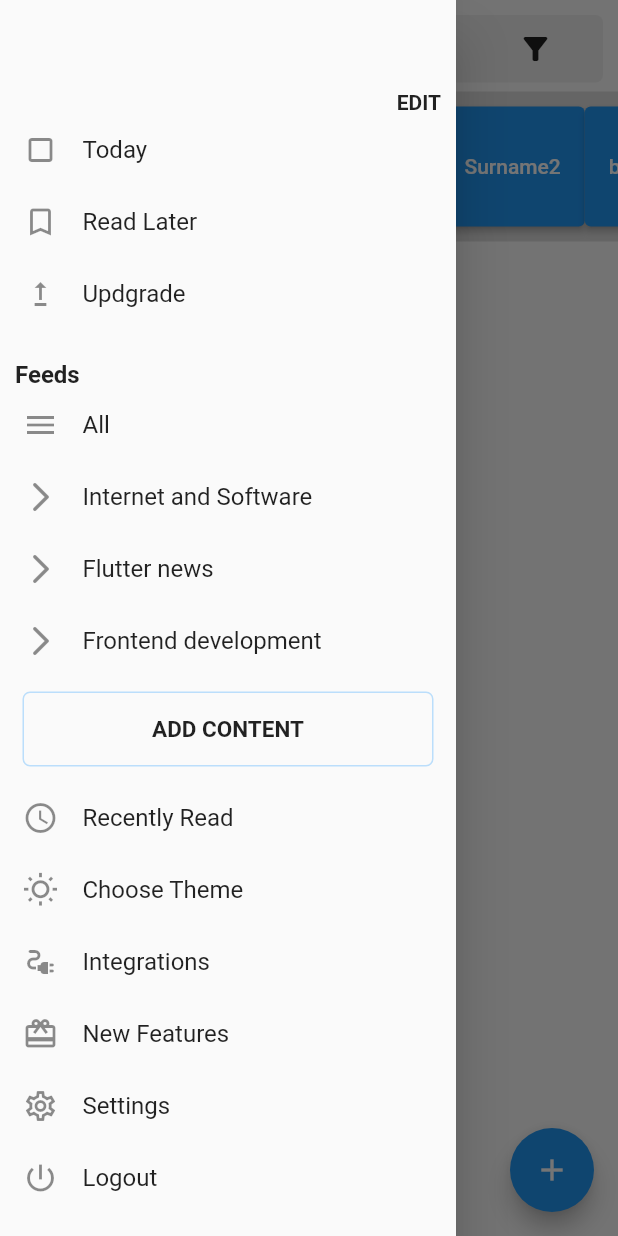
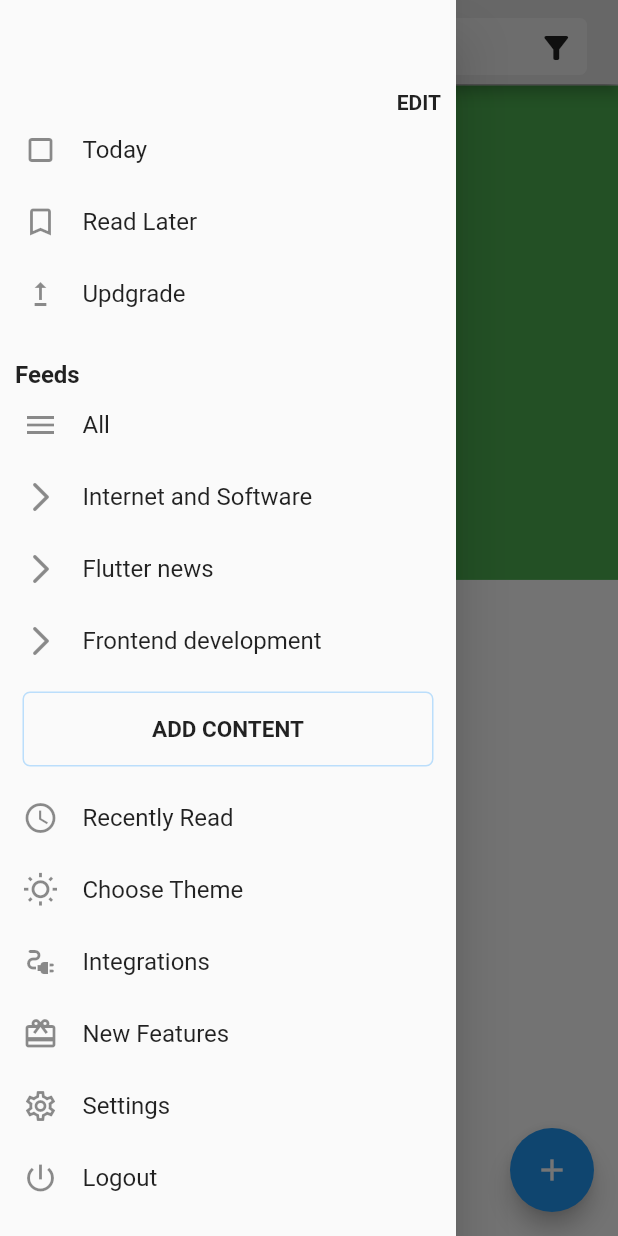
Before and after one commit to eloicasamayor/BirthdayReminder, a Flutter app: the screen it shows after launch, with the side drawer open, on a phone screen of 412 x 824 dp. Run offline on Flutter 3.47's test engine with Material 2 defaults, Android fonts, the phone set to English and light mode, and no system bars; our stand-ins replace flutter_datetime_picker, sqflite; accounts and stored records are empty.

Commit message:
appbar with searchbar, drawer menu and filters switch

```diff
--- a/lib/screens/home_screen.dart
+++ b/lib/screens/home_screen.dart
@@ -16,16 +16,15 @@ class MyHomePage extends StatefulWidget {
   _MyHomePageState createState() => _MyHomePageState();
 }
 
-class _MyHomePageState extends State<MyHomePage> {
+class _MyHomePageState extends State<MyHomePage> with TickerProviderStateMixin {
   orderAniversariBy ordenar = orderAniversariBy.id;
-  @override
-  void initState() {
-    super.initState();
-  }
+  TextEditingController _searchFieldController = TextEditingController();
+  var seeFilters = false;
 
   @override
   Widget build(BuildContext context) {
     var _listAniversaris;
+
     switch (ordenar) {
       case orderAniversariBy.id:
         {
@@ -71,27 +70,35 @@ class _MyHomePageState extends State<MyHomePage> {
     return Scaffold(
       key: _scaffoldKey,
       drawer: LateralMenu(),
-      body: SafeArea(
-        child: Column(
-          children: [
-            Container(
-              height: 45,
-              margin: EdgeInsets.only(top: 10, bottom: 6, right: 10, left: 10),
-              padding: EdgeInsets.symmetric(horizontal: 3),
+      appBar: AppBar(
+        flexibleSpace: SafeArea(
+          child: Container(
+            margin: EdgeInsets.only(
+              top: 12,
+              bottom: 6,
+              right: MediaQuery.of(context).size.width * 0.05,
+              left: MediaQuery.of(context).size.width * 0.05,
+            ),
+            padding: EdgeInsets.symmetric(horizontal: 0),
             decoration: BoxDecoration(
               color: Colors.grey[200],
               borderRadius: BorderRadius.circular(5),
             ),
             child: Row(
               children: [
-                  IconButton(
+                Container(
+                  width: MediaQuery.of(context).size.width * 0.1,
+                  child: IconButton(
                     onPressed: () => _scaffoldKey.currentState!.openDrawer(),
                     icon: Icon(Icons.menu),
                   ),
+                ),
                 Container(
                   height: 50,
-                    width: MediaQuery.of(context).size.width * 0.66,
+                  width: MediaQuery.of(context).size.width * 0.7,
                   child: TextField(
+                    controller: _searchFieldController,
+                    key: Key('searchTextField'),
                     decoration: InputDecoration(
                       isDense: true,
                       border: InputBorder.none,
@@ -109,16 +116,36 @@ class _MyHomePageState extends State<MyHomePage> {
                     ),
                   ),
                 ),
-                  IconButton(
-                    onPressed: () {},
-                    icon: Icon(Icons.filter_alt),
+                Container(
+                  width: MediaQuery.of(context).size.width * 0.1,
+                  alignment: Alignment.center,
+                  child: IconButton(
+                    onPressed: () {
+                      setState(() {
+                        seeFilters = !seeFilters;
+                      });
+                    },
+                    icon: Icon(
+                      Icons.filter_alt,
+                      color: seeFilters ? Colors.amber : Colors.black87,
+                    ),
+                  ),
                 ),
               ],
             ),
           ),
+        ),
+
+        automaticallyImplyLeading: false, // hides leading widget
+
+        backgroundColor: Colors.grey.shade300,
+      ),
+      body: SafeArea(
+        child: Column(
+          children: [
             Container(
-              height: 100,
               color: Colors.black12,
+              height: seeFilters ? 60 : 1,
               width: double.infinity,
               child: ListView(
                 scrollDirection: Axis.horizontal,
@@ -207,7 +234,8 @@ class _MyHomePageState extends State<MyHomePage> {
               ),
             ),
             Container(
-              height: MediaQuery.of(context).size.height * 0.60,
+              height: MediaQuery.of(context).size.height * 0.40,
+              color: Colors.green,
               child: ListView.builder(
                 itemBuilder: (ctx, index) {
                   return ListTile(
```
Lines whose indentation alone changed are shown as unchanged.
